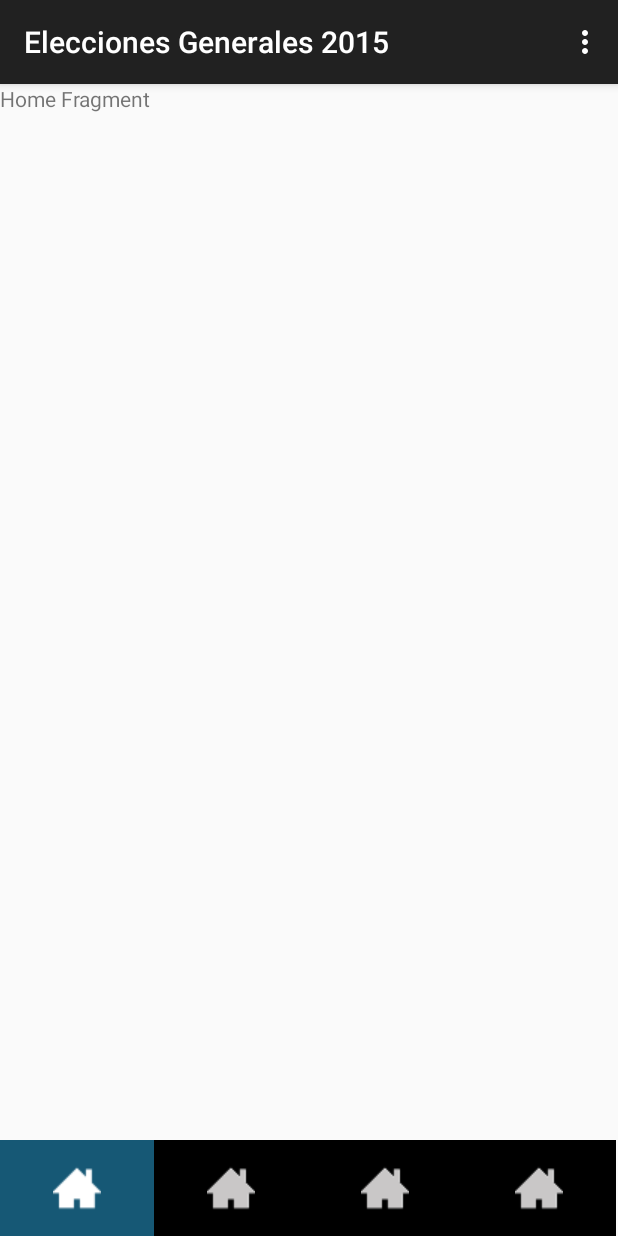
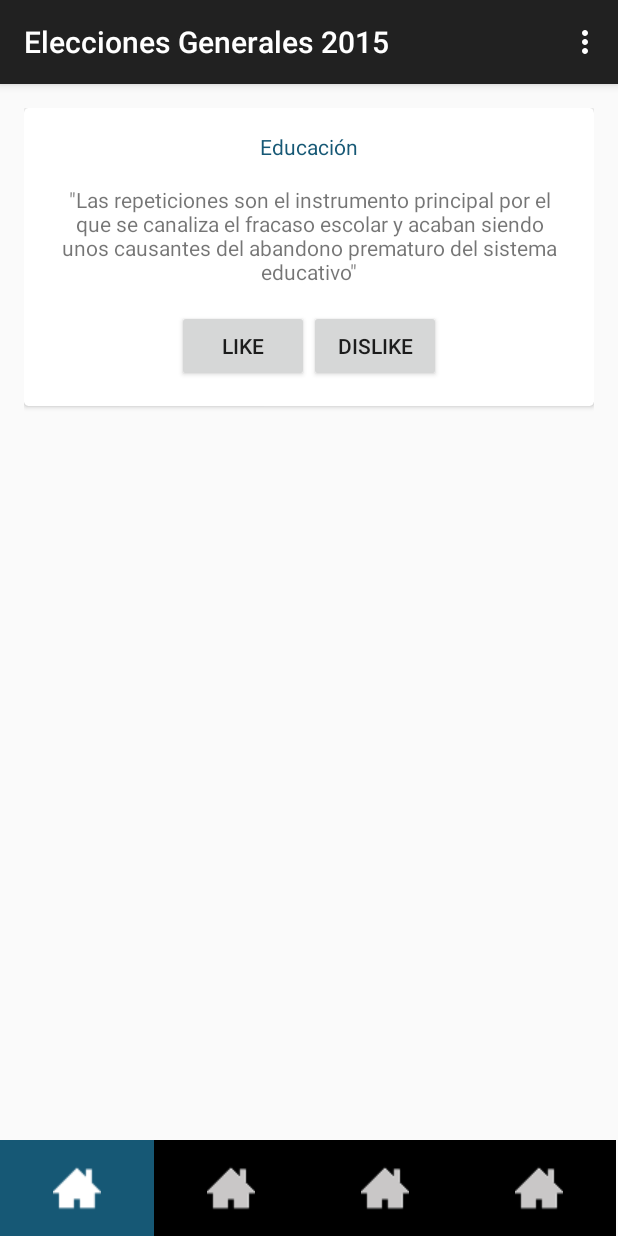
Before and after one commit to JesusMSM/ecgenerales-android, an Android app: the screen it shows after launch (MainActivity), on a phone screen of 412 x 824 dp. Run offline under Robolectric (Android 15) with nearby library versions, the phone set to English and light mode, and no system bars; pictures from the network do not load; 2 statements that could not run were skipped.

Commit message:
Presinder viewholder

```diff
--- a/app/build.gradle
+++ b/app/build.gradle
@@ -24,6 +24,7 @@ dependencies {
     compile 'com.android.support:appcompat-v7:23.0.1'
     compile 'com.android.support:recyclerview-v7:23.0.+'
     compile 'com.android.support:cardview-v7:23.0.+'
+    compile 'com.android.support:design:23.0.+'
 
     //Glide
     compile 'com.github.bumptech.glide:glide:3.6.1'
--- a/app/src/main/java/es/elconfidencial/eleccionesgenerales2015/adapters/MyRecyclerViewAdapter.java
+++ b/app/src/main/java/es/elconfidencial/eleccionesgenerales2015/adapters/MyRecyclerViewAdapter.java
@@ -16,7 +16,9 @@ import java.util.List;
 import es.elconfidencial.eleccionesgenerales2015.R;
 import es.elconfidencial.eleccionesgenerales2015.activities.NoticiaContentActivity;
 import es.elconfidencial.eleccionesgenerales2015.model.Noticia;
+import es.elconfidencial.eleccionesgenerales2015.model.Quote;
 import es.elconfidencial.eleccionesgenerales2015.viewholders.NoticiaViewHolder;
+import es.elconfidencial.eleccionesgenerales2015.viewholders.PresinderViewHolder;
 
 /**
  * Created by Moonfish on 28/10/15.
@@ -27,7 +29,7 @@ public class MyRecyclerViewAdapter extends RecyclerView.Adapter<RecyclerView.Vie
     private List<Object> items;
     Context context;
 
-    private final int NOTICIA = 0;
+    private final int NOTICIA = 0,PRESINDER = 1;
 
 
     // Provide a suitable constructor (depends on the kind of dataset)
@@ -48,6 +50,9 @@ public class MyRecyclerViewAdapter extends RecyclerView.Adapter<RecyclerView.Vie
         if (items.get(position) instanceof Noticia) {
             return NOTICIA;
         }
+        else if (items.get(position) instanceof Quote) {
+            return PRESINDER;
+        }
         return -1;
     }
 
@@ -61,6 +66,10 @@ public class MyRecyclerViewAdapter extends RecyclerView.Adapter<RecyclerView.Vie
             case NOTICIA:
                 View v1 = inflater.inflate(R.layout.recyclerview_item_noticia, viewGroup, false);
                 viewHolder = new NoticiaViewHolder(v1);
+                break;
+            case PRESINDER:
+                View v2 = inflater.inflate(R.layout.recyclerview_item_presinder, viewGroup, false);
+                viewHolder = new PresinderViewHolder(v2);
                 break;
             default:
                 viewHolder = null;
@@ -76,6 +85,10 @@ public class MyRecyclerViewAdapter extends RecyclerView.Adapter<RecyclerView.Vie
             case NOTICIA:
                 NoticiaViewHolder vh1 = (NoticiaViewHolder) viewHolder;
                 configureNoticiaViewHolder(vh1, position);
+                break;
+            case PRESINDER:
+                PresinderViewHolder vh2 = (PresinderViewHolder) viewHolder;
+                configurePresinderViewHolder(vh2, position);
                 break;
             default:
         }
@@ -118,5 +131,13 @@ public class MyRecyclerViewAdapter extends RecyclerView.Adapter<RecyclerView.Vie
             }
         });
     }
+    private void configurePresinderViewHolder(final PresinderViewHolder vh2, int position) {
+        final Quote quote = (Quote) items.get(position);
 
- }
+        vh2.question.setText(quote.getText());
+        vh2.group.setText(quote.getGrupo());
+
+    }
+
+
+    }
--- a/app/src/main/java/es/elconfidencial/eleccionesgenerales2015/fragments/HomeTab.java
+++ b/app/src/main/java/es/elconfidencial/eleccionesgenerales2015/fragments/HomeTab.java
@@ -3,24 +3,56 @@ package es.elconfidencial.eleccionesgenerales2015.fragments;
 
 import android.os.Bundle;
 import android.support.v4.app.Fragment;
+import android.support.v7.widget.LinearLayoutManager;
+import android.support.v7.widget.RecyclerView;
 import android.view.LayoutInflater;
 import android.view.View;
 import android.view.ViewGroup;
 
+import java.util.ArrayList;
+import java.util.List;
+
 import es.elconfidencial.eleccionesgenerales2015.R;
+import es.elconfidencial.eleccionesgenerales2015.activities.MainActivity;
+import es.elconfidencial.eleccionesgenerales2015.adapters.MyRecyclerViewAdapter;
+import es.elconfidencial.eleccionesgenerales2015.model.Quote;
 
 /**
  * A simple {@link Fragment} subclass.
  */
 public class HomeTab extends Fragment {
 
+    List<Object> items = new ArrayList<>();
+
+    private RecyclerView mRecyclerView;
+    private RecyclerView.Adapter mAdapter;
+    private RecyclerView.LayoutManager mLayoutManager;
+
     @Override
     public View onCreateView(LayoutInflater inflater, ViewGroup container,
                              Bundle savedInstanceState) {
         // Inflate the layout for this fragment
         View v = inflater.inflate(R.layout.fragment_home_tab, container, false);
+
+
+        //RecyclerView
+        mRecyclerView = (RecyclerView) v.findViewById(R.id.home_recycler_view);
+        mRecyclerView.setHasFixedSize(true);
+        mLayoutManager = new LinearLayoutManager(MainActivity.context);
+        mRecyclerView.setLayoutManager(mLayoutManager);
+
+        addItems();
+
         return v;
     }
 
+    private void addItems() {
 
+        if (items.size() > 0) items.clear(); //Evitar duplicados
+
+        items.add(new Quote("\"Las repeticiones son el instrumento principal por el que se canaliza el fracaso escolar y acaban siendo unos causantes del abandono prematuro del sistema educativo\"","Mariano Rajoy","Educación"));
+
+        mAdapter = new MyRecyclerViewAdapter(MainActivity.context,items);
+        mRecyclerView.setAdapter(mAdapter);
+    }
 }
--- /dev/null
+++ b/app/src/main/java/es/elconfidencial/eleccionesgenerales2015/model/Quote.java
@@ -0,0 +1,41 @@
+package es.elconfidencial.eleccionesgenerales2015.model;
+
+/**
+ * Created by Afll on 28/10/2015.
+ */
+public class Quote {
+    String text;
+    String persona;
+    String grupo;
+
+    public String getText() {
+        return text;
+    }
+
+    public void setText(String text) {
+        this.text = text;
+    }
+
+    public String getPersona() {
+        return persona;
+    }
+
+    public void setPersona(String persona) {
+        this.persona = persona;
+    }
+
+    public String getGrupo() {
+        return grupo;
+    }
+
+    public void setGrupo(String grupo) {
+        this.grupo = grupo;
+    }
+
+    public Quote(String text,String persona,String grupo){
+        this.text = text;
+        this.persona = persona;
+        this.grupo = grupo;
+
+    }
+}
--- /dev/null
+++ b/app/src/main/java/es/elconfidencial/eleccionesgenerales2015/viewholders/PresinderViewHolder.java
@@ -0,0 +1,26 @@
+package es.elconfidencial.eleccionesgenerales2015.viewholders;
+
+import android.support.v7.widget.RecyclerView;
+import android.view.View;
+import android.widget.Button;
+import android.widget.ImageView;
+import android.widget.TextView;
+
+import es.elconfidencial.eleccionesgenerales2015.R;
+
+/**
+ * Created by Afll on 28/10/2015.
+ */
+public class PresinderViewHolder extends RecyclerView.ViewHolder {
+
+    public TextView group,question;
+    public Button like,dislike;
+
+    public PresinderViewHolder(View v) {
+        super(v);
+        group = (TextView) v.findViewById(R.id.groupQuote);
+        question = (TextView) v.findViewById(R.id.questionQuote);
+        like = (Button) v.findViewById(R.id.likeButton);
+        dislike = (Button) v.findViewById(R.id.dislikeButton);
+    }
+}
--- a/app/src/main/res/layout/fragment_home_tab.xml
+++ b/app/src/main/res/layout/fragment_home_tab.xml
@@ -4,7 +4,11 @@
     tools:context="es.elconfidencial.eleccionesgenerales2015.fragments.HomeTab">
 
     <!-- TODO: Update blank fragment layout -->
-    <TextView android:layout_width="match_parent" android:layout_height="match_parent"
-        android:text="Home Fragment" />
+    <!--<TextView android:layout_width="match_parent" android:layout_height="match_parent"
+        android:text="Home Fragment" />-->
+    <android.support.v7.widget.RecyclerView
+        android:id="@+id/home_recycler_view"
+        android:layout_width="match_parent"
+        android:layout_height="match_parent"/>
 
 </FrameLayout>
--- /dev/null
+++ b/app/src/main/res/layout/recyclerview_item_presinder.xml
@@ -0,0 +1,52 @@
+<?xml version="1.0" encoding="utf-8"?>
+<LinearLayout xmlns:android="http://schemas.android.com/apk/res/android"
+    xmlns:card_view="http://schemas.android.com/apk/res-auto"
+    android:orientation="vertical" android:layout_width="match_parent"
+    android:layout_height="match_parent"
+    android:layout_marginLeft="@dimen/activity_horizontal_margin"
+    android:layout_marginRight="@dimen/activity_horizontal_margin"
+    android:layout_marginTop="@dimen/activity_vertical_margin">
+    <android.support.v7.widget.CardView
+        android:layout_width="fill_parent"
+        android:layout_height="wrap_content"
+        card_view:contentPadding="@dimen/activity_horizontal_margin"
+        card_view:cardCornerRadius="3dp">
+        <LinearLayout
+            android:layout_width="match_parent"
+            android:layout_height="match_parent"
+            android:orientation="vertical">
+            <TextView
+                android:layout_width="wrap_content"
+                android:layout_height="wrap_content"
+                android:layout_gravity="center_horizontal"
+                android:layout_marginBottom="16dp"
+                android:textColor="@color/ColorAccent"
+                android:id="@+id/groupQuote"/>
+            <TextView
+                android:layout_width="match_parent"
+                android:layout_height="match_parent"
+                android:layout_gravity="center_horizontal"
+                android:gravity="center"
+                android:layout_marginBottom="16dp"
+                android:id="@+id/questionQuote"/>
+            <LinearLayout
+                android:layout_width="match_parent"
+                android:layout_height="wrap_content"
+                android:orientation="horizontal"
+                android:gravity="center_horizontal">
+                <Button
+                    android:layout_width="wrap_content"
+                    android:layout_height="wrap_content"
+                    android:layout_gravity="center_horizontal"
+                    android:text="LIKE"
+                    android:id="@+id/likeButton"/>
+                <Button
+                    android:layout_width="wrap_content"
+                    android:layout_height="wrap_content"
+                    android:layout_gravity="center_horizontal"
+                    android:text="DISLIKE"
+                    android:id="@+id/dislikeButton"/>
+            </LinearLayout>
+        </LinearLayout>
+    </android.support.v7.widget.CardView>
+</LinearLayout>
```
Also changed, not shown: 1 other file.
